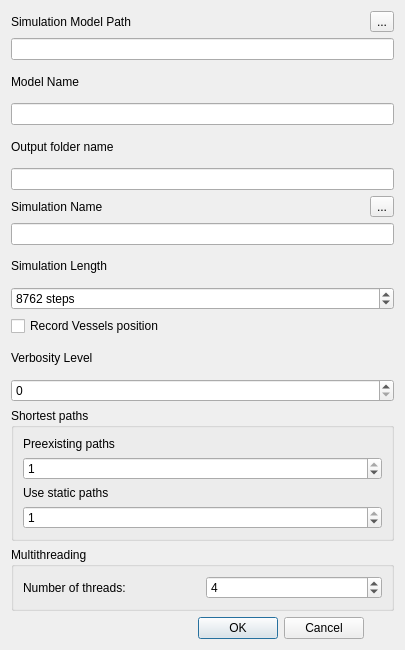
frabas/DISPLACE_GUI, file scheduler/rundialog.ui: the form before one commit.
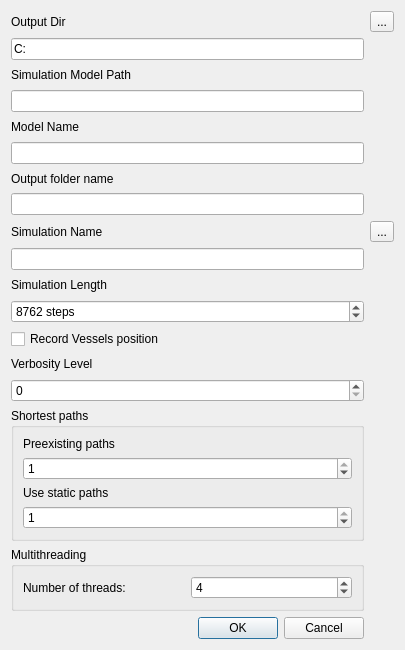
The form after the commit.

Commit message: Adding a --outdir arg to simulator execution and gui rundialog

Diff of the .ui file:
```diff
--- a/scheduler/rundialog.ui
+++ b/scheduler/rundialog.ui
@@ -14,62 +14,115 @@
    <string>Insert new job(s)</string>
   </property>
   <layout class="QGridLayout" name="gridLayout">
-   <item row="5" column="0" colspan="2">
-    <widget class="QLineEdit" name="outName"/>
+   <item row="0" column="0">
+    <widget class="QLabel" name="label_10">
+     <property name="text">
+      <string>Output Dir</string>
+     </property>
+    </widget>
    </item>
-   <item row="13" column="0" colspan="2">
-    <widget class="QSpinBox" name="verbosity"/>
+   <item row="0" column="1">
+    <widget class="QToolButton" name="cmdBrowseModel">
+     <property name="text">
+      <string>...</string>
+     </property>
+    </widget>
    </item>
-   <item row="8" column="0" colspan="2">
-    <widget class="QLineEdit" name="simName"/>
+   <item row="1" column="0">
+    <widget class="QLineEdit" name="outDir">
+     <property name="text">
+      <string>C:</string>
+     </property>
+    </widget>
    </item>
-   <item row="1" column="0" colspan="2">
+   <item row="2" column="0">
+    <widget class="QLabel" name="label_8">
+     <property name="text">
+      <string>Simulation Model Path</string>
+     </property>
+    </widget>
+   </item>
+   <item row="3" column="0">
     <widget class="QLineEdit" name="path"/>
    </item>
-   <item row="9" column="0">
-    <widget class="QLabel" name="label">
+   <item row="4" column="0">
+    <widget class="QLabel" name="label_9">
      <property name="text">
-      <string>Simulation Length</string>
+      <string>Model Name</string>
      </property>
     </widget>
    </item>
-   <item row="16" column="0" colspan="2">
-    <widget class="QGroupBox" name="groupBox">
-     <property name="title">
-      <string>Multithreading</string>
+   <item row="5" column="0">
+    <widget class="QLineEdit" name="modName"/>
+   </item>
+   <item row="6" column="0">
+    <widget class="QLabel" name="label_2">
+     <property name="text">
+      <string>Output folder name</string>
      </property>
-     <layout class="QGridLayout" name="gridLayout_2">
-      <item row="0" column="0">
-       <widget class="QLabel" name="label_4">
-        <property name="text">
-         <string>Number of threads:</string>
-        </property>
-       </widget>
-      </item>
-      <item row="0" column="1">
-       <widget class="QSpinBox" name="threads">
-        <property name="minimum">
-         <number>1</number>
-        </property>
-        <property name="maximum">
-         <number>255</number>
-        </property>
-        <property name="value">
-         <number>4</number>
-        </property>
-       </widget>
-      </item>
-     </layout>
     </widget>
    </item>
    <item row="7" column="0">
+    <widget class="QLineEdit" name="outName"/>
+   </item>
+   <item row="8" column="0">
     <widget class="QLabel" name="label_3">
      <property name="text">
       <string>Simulation Name</string>
      </property>
     </widget>
    </item>
-   <item row="15" column="0" colspan="2">
+   <item row="8" column="1">
+    <widget class="QToolButton" name="cmdBatchCreate">
+     <property name="text">
+      <string>...</string>
+     </property>
+    </widget>
+   </item>
+   <item row="9" column="0">
+    <widget class="QLineEdit" name="simName"/>
+   </item>
+   <item row="10" column="0">
+    <widget class="QLabel" name="label">
+     <property name="text">
+      <string>Simulation Length</string>
+     </property>
+    </widget>
+   </item>
+   <item row="11" column="0">
+    <widget class="QSpinBox" name="simSteps">
+     <property name="suffix">
+      <string> steps</string>
+     </property>
+     <property name="minimum">
+      <number>1</number>
+     </property>
+     <property name="maximum">
+      <number>100000</number>
+     </property>
+     <property name="value">
+      <number>8762</number>
+     </property>
+    </widget>
+   </item>
+   <item row="12" column="0">
+    <widget class="QCheckBox" name="optMoveVessels">
+     <property name="text">
+      <string>Record Vessels position</string>
+     </property>
+    </widget>
+   </item>
+   <item row="13" column="0">
+    <widget class="QLabel" name="label_5">
+     <property name="text">
+      <string>Verbosity Level</string>
+     </property>
+    </widget>
+   </item>
+   <item row="14" column="0">
+    <widget class="QSpinBox" name="verbosity"/>
+   </item>
+   <item row="15" column="0">
     <widget class="QGroupBox" name="groupBox_2">
      <property name="title">
       <string>Shortest paths</string>
@@ -124,44 +177,33 @@
      </layout>
     </widget>
    </item>
-   <item row="11" column="0">
-    <widget class="QCheckBox" name="optMoveVessels">
-     <property name="text">
-      <string>Record Vessels position</string>
+   <item row="16" column="0">
+    <widget class="QGroupBox" name="groupBox">
+     <property name="title">
+      <string>Multithreading</string>
      </property>
-    </widget>
-   </item>
-   <item row="3" column="0" colspan="2">
-    <widget class="QLineEdit" name="modName"/>
-   </item>
-   <item row="10" column="0" colspan="2">
-    <widget class="QSpinBox" name="simSteps">
-     <property name="suffix">
-      <string> steps</string>
-     </property>
-     <property name="minimum">
-      <number>1</number>
-     </property>
-     <property name="maximum">
-      <number>100000</number>
-     </property>
-     <property name="value">
-      <number>8762</number>
-     </property>
-    </widget>
-   </item>
-   <item row="4" column="0">
-    <widget class="QLabel" name="label_2">
-     <property name="text">
-      <string>Output folder name</string>
-     </property>
-    </widget>
-   </item>
-   <item row="0" column="1">
-    <widget class="QToolButton" name="cmdBrowseModel">
-     <property name="text">
-      <string>...</string>
-     </property>
+     <layout class="QGridLayout" name="gridLayout_2">
+      <item row="0" column="0">
+       <widget class="QLabel" name="label_4">
+        <property name="text">
+         <string>Number of threads:</string>
+        </property>
+       </widget>
+      </item>
+      <item row="0" column="1">
+       <widget class="QSpinBox" name="threads">
+        <property name="minimum">
+         <number>1</number>
+        </property>
+        <property name="maximum">
+         <number>255</number>
+        </property>
+        <property name="value">
+         <number>4</number>
+        </property>
+       </widget>
+      </item>
+     </layout>
     </widget>
    </item>
    <item row="17" column="0">
@@ -174,34 +216,6 @@
      </property>
     </widget>
    </item>
-   <item row="0" column="0">
-    <widget class="QLabel" name="label_8">
-     <property name="text">
-      <string>Simulation Model Path</string>
-     </property>
-    </widget>
-   </item>
-   <item row="7" column="1">
-    <widget class="QToolButton" name="cmdBatchCreate">
-     <property name="text">
-      <string>...</string>
-     </property>
-    </widget>
-   </item>
-   <item row="2" column="0">
-    <widget class="QLabel" name="label_9">
-     <property name="text">
-      <string>Model Name</string>
-     </property>
-    </widget>
-   </item>
-   <item row="12" column="0">
-    <widget class="QLabel" name="label_5">
-     <property name="text">
-      <string>Verbosity Level</string>
-     </property>
-    </widget>
-   </item>
   </layout>
  </widget>
  <tabstops>
```
The commit also changes 12 other files.
